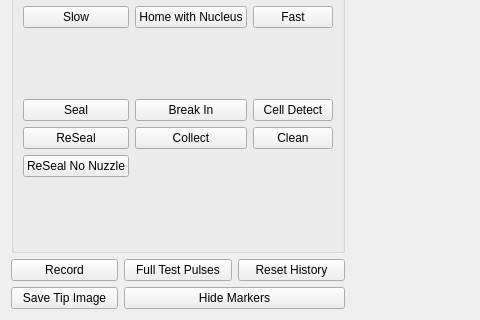
The window that acq4/modules/MultiPatch/multipatchTemplate.ui (acq4/acq4) describes before a commit, drawn with Qt 5; both pictures show x 0 to 480 and y 146 to 466 of the 941 by 466 pixel window.
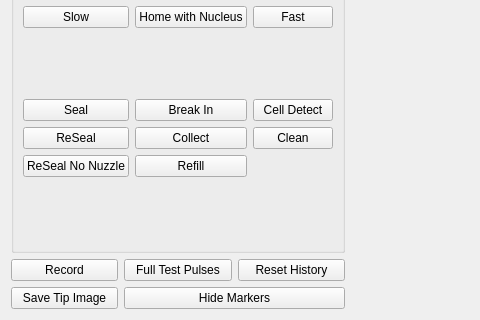
The same window after the commit. Custom widgets are drawn as their Qt base class.

Commit message:
feat: wire refill state into MultiPatch and pipette manager UI
- Add Refill FutureButton to MultiPatch window (row 8, col 1, next to
  ReSeal No Nuzzle)
- Add _refill() handler in multipatch.py wired to refillBtn
- Add 'Set Refill Pos' button to PatchPipette device GUI position row

🤖 Generated with [Claude Code](https://claude.ai/code)

The edit to the form file:
```diff
--- a/acq4/modules/MultiPatch/multipatchTemplate.ui
+++ b/acq4/modules/MultiPatch/multipatchTemplate.ui
@@ -222,6 +222,13 @@
         </property>
        </widget>
       </item>
+      <item row="8" column="1">
+       <widget class="FutureButton" name="refillBtn">
+        <property name="text">
+         <string>Refill</string>
+        </property>
+       </widget>
+      </item>
       <item row="9" column="0">
        <spacer name="verticalSpacer">
         <property name="orientation">
```
The commit also changes 2 other files.
